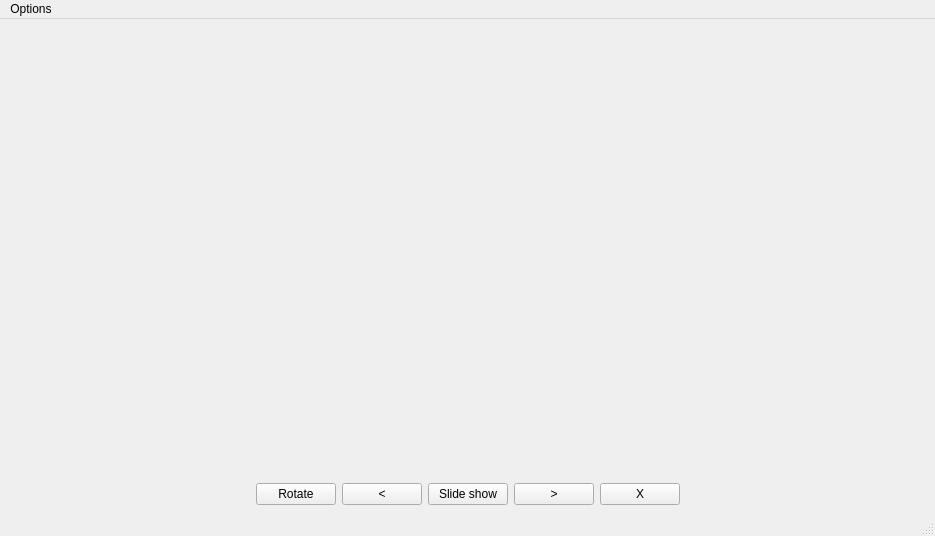
Qt form galeria_zdjec/Project/mainwindow.ui (starzykbartlomiej/photo_gallery) before a commit.
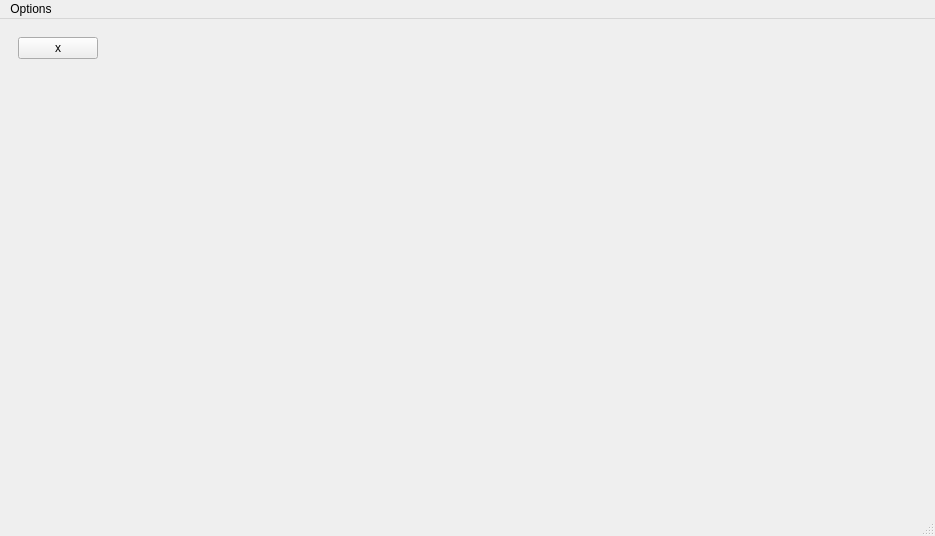
The same form after that commit. The open tabs and pages were chosen to show the change.

Commit message: Add slideshow without working exit button

What changed in the file:
```diff
--- a/galeria_zdjec/Project/mainwindow.ui
+++ b/galeria_zdjec/Project/mainwindow.ui
@@ -20,6 +20,13 @@
      <verstretch>0</verstretch>
     </sizepolicy>
    </property>
+   <layout class="QVBoxLayout" name="verticalLayout_4">
+    <item>
+     <widget class="QStackedWidget" name="stackedWidget_2">
+      <property name="currentIndex">
+       <number>1</number>
+      </property>
+      <widget class="QWidget" name="page_0_front">
    <layout class="QVBoxLayout" name="verticalLayout">
     <item>
      <widget class="QStackedWidget" name="stackedWidget">
@@ -96,7 +103,7 @@
          </sizepolicy>
         </property>
         <property name="text">
-         <string>Slide show</string>
+             <string>Slides show</string>
         </property>
        </widget>
       </item>
@@ -140,6 +147,45 @@
        </spacer>
       </item>
      </layout>
+        </item>
+       </layout>
+      </widget>
+      <widget class="QWidget" name="page_1_front">
+       <layout class="QVBoxLayout" name="verticalLayout_5" stretch="0,10">
+        <item>
+         <layout class="QHBoxLayout" name="horizontalLayout_2">
+          <item>
+           <widget class="QPushButton" name="pbFullScreenExit">
+            <property name="text">
+             <string>x</string>
+            </property>
+           </widget>
+          </item>
+          <item>
+           <spacer name="horizontalSpacer_3">
+            <property name="orientation">
+             <enum>Qt::Horizontal</enum>
+            </property>
+            <property name="sizeHint" stdset="0">
+             <size>
+              <width>40</width>
+              <height>20</height>
+             </size>
+            </property>
+           </spacer>
+          </item>
+         </layout>
+        </item>
+        <item>
+         <widget class="QLabel" name="labelSlide">
+          <property name="text">
+           <string/>
+          </property>
+         </widget>
+        </item>
+       </layout>
+      </widget>
+     </widget>
     </item>
    </layout>
   </widget>
```
Left out of the diff: 12 changed lines with no effect on the pictures. Lines whose indentation alone changed are shown as unchanged. The commit also changes 10 other files.
